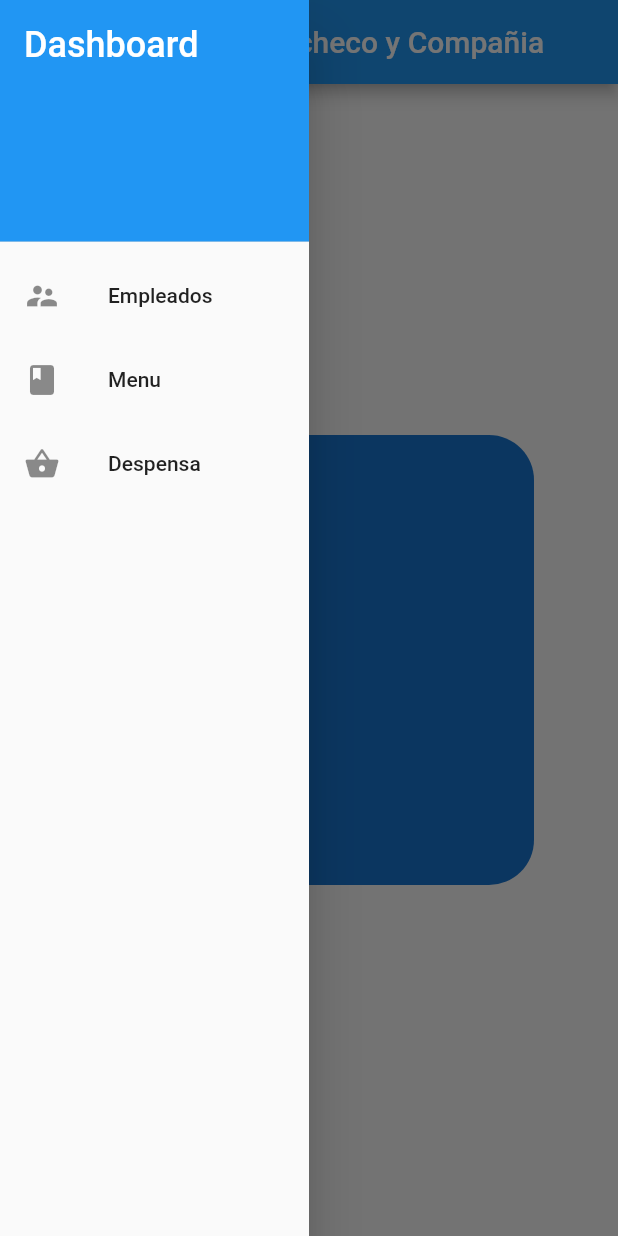
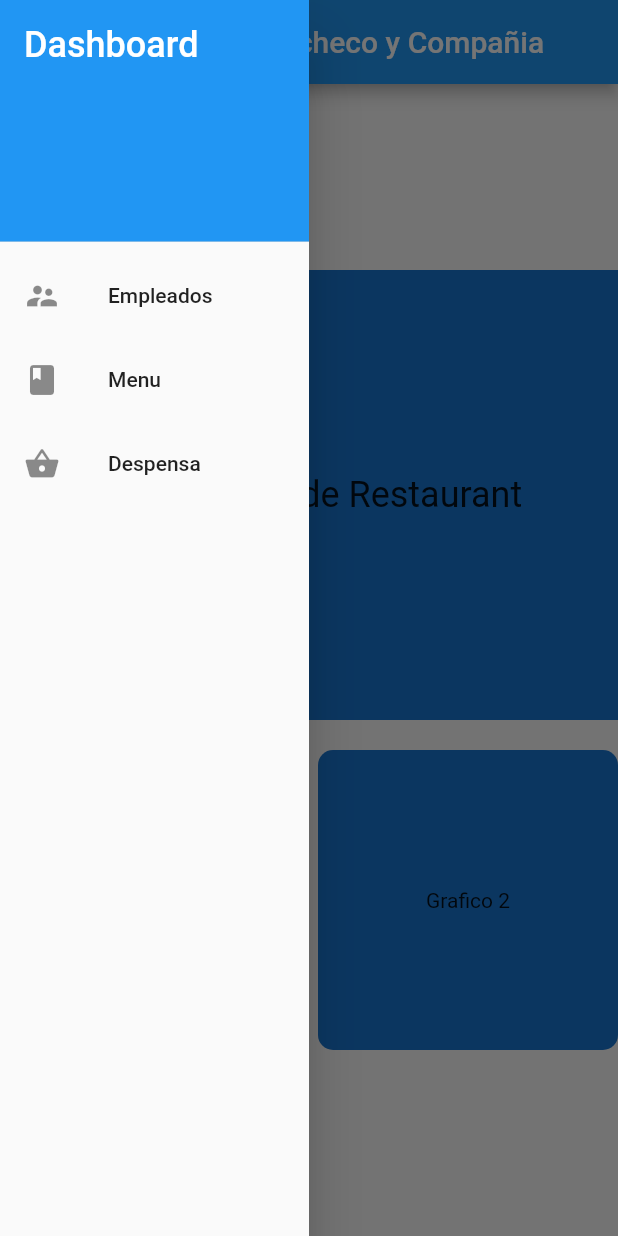
Before and after one commit to Desarrollo-Movil-UCM/Data-table-flutter, a Flutter app: the screen it shows after launch, with the side drawer open, on a phone screen of 412 x 824 dp. Run offline on Flutter 3.47's test engine with Material 2 defaults, Android fonts, the phone set to English and light mode, and no system bars; our stand-ins replace data_table_2.

Commit message:
Add new pages and widgets

```diff
--- a/lib/main.dart
+++ b/lib/main.dart
@@ -1,5 +1,6 @@
 import 'package:flutter/material.dart';
-import 'empl_widget.dart';
+import 'pages/home/home.dart';
+import 'widgets/navdrawer.dart';
 
 void main() {
   runApp(const MainApp());
@@ -17,82 +18,7 @@ class MainApp extends StatelessWidget {
             title: const Text('Restaurant Pacheco y Compañia'),
           ),
           drawer: const NavDrawer(),
-          body: Center(
-              child: Container(
-            height: 300,
-            width: 300,
-            decoration: BoxDecoration(
-              color: Colors.blue[700],
-              borderRadius: BorderRadius.circular(30),
-            ),
-          ))),
+          body: const Home()),
     );
   }
 }
-
-class EmpleadosPage extends StatelessWidget {
-  @override
-  Widget build(BuildContext context) {
-    return Scaffold(
-      appBar: AppBar(
-        title: const Text('Empleados'),
-      ),
-      body: const DataTable2SimpleDemo(),
-    );
-  }
-}
-
-class NavDrawer extends StatelessWidget {
-  const NavDrawer({super.key});
-
-  @override
-  Widget build(BuildContext context) {
-    return Container(
-      width: MediaQuery.of(context).size.width * 0.50,
-      child: Drawer(
-        child: ListView(
-          padding: EdgeInsets.zero,
-          children: <Widget>[
-            const DrawerHeader(
-              decoration: BoxDecoration(
-                color: Colors.blue,
-              ),
-              child: Text(
-                'Dashboard',
-                style: TextStyle(
-                  color: Colors.white,
-                  fontSize: 24,
-                ),
-              ),
-            ),
-            ListTile(
-              leading: const Icon(Icons.supervisor_account),
-              title: const Text('Empleados'),
-              onTap: () {
-                // Navegar a la página de empleados
-                Navigator.of(context).push(
-                    MaterialPageRoute(builder: (context) => EmpleadosPage()));
-              },
-            ),
-            ListTile(
-              leading: const Icon(Icons.book),
-              title: const Text('Menu'),
-              onTap: () {
-                // Navegar a la página de empleados
-                Navigator.pop(context);
-              },
-            ),
-            ListTile(
-              leading: const Icon(Icons.shopping_basket),
-              title: const Text('Despensa'),
-              onTap: () {
-                // Navegar a la página de empleados
-                Navigator.pop(context);
-              },
-            ),
-          ],
-        ),
-      ),
-    );
-  }
-}
--- a/lib/empl_widget.dart
+++ b/lib/pages/empleados/empleado_widget.dart
@@ -1,5 +1,3 @@
-import 'dart:ffi';
-
 import 'package:data_table_2/data_table_2.dart';
 import 'package:flutter/material.dart';
 import 'dart:convert';
@@ -7,14 +5,14 @@ import 'package:flutter/services.dart';
 
 /// Example without a datasource
 
-class DataTable2SimpleDemo extends StatefulWidget {
-  const DataTable2SimpleDemo({Key? key}) : super(key: key);
+class EmpleadosTable extends StatefulWidget {
+  const EmpleadosTable({Key? key}) : super(key: key);
 
   @override
-  _DataTable2SimpleDemoState createState() => _DataTable2SimpleDemoState();
+  _EmpleadosTableState createState() => _EmpleadosTableState();
 }
 
-class _DataTable2SimpleDemoState extends State<DataTable2SimpleDemo> {
+class _EmpleadosTableState extends State<EmpleadosTable> {
   List<dynamic> empleados = []; // Lista para almacenar los empleados
 
   // Método para cargar y parsear el JSON desde assets
--- /dev/null
+++ b/lib/pages/empleados/empleados_page.dart
@@ -0,0 +1,18 @@
+import 'package:flutter/material.dart';
+import 'empleado_widget.dart';
+
+class EmpleadosPage extends StatelessWidget {
+  @override
+  Widget build(BuildContext context) {
+    return Scaffold(
+      appBar: AppBar(
+        title: const Text('Empleados'),
+      ),
+      floatingActionButton: FloatingActionButton(
+        child: const Icon(Icons.add),
+        onPressed: () {},
+      ),
+      body: const EmpleadosTable(),
+    );
+  }
+}
--- /dev/null
+++ b/lib/pages/home/home.dart
@@ -0,0 +1,56 @@
+import 'package:flutter/material.dart';
+
+class Home extends StatelessWidget {
+  const Home({
+    super.key,
+  });
+
+  @override
+  Widget build(BuildContext context) {
+    return Center(
+        child: Column(
+      mainAxisAlignment: MainAxisAlignment.center,
+      children: [
+        Container(
+          height: 300,
+          width: double.infinity,
+          decoration: BoxDecoration(
+            color: Colors.blue[700],
+          ),
+          child: const Center(
+              child: Text(
+            'Estadisticas de Restaurant',
+            style: TextStyle(fontSize: 24),
+          )),
+        ),
+        SizedBox(height: 20),
+        Row(
+          mainAxisAlignment: MainAxisAlignment.spaceBetween,
+          children: [
+            Container(
+              height: 200,
+              width: 200,
+              decoration: BoxDecoration(
+                color: Colors.blue[700],
+                borderRadius: BorderRadius.circular(10),
+              ),
+              child: Center(
+                child: Text('Grafico 1'),
+              ),
+            ),
+            Container(
+                height: 200,
+                width: 200,
+                decoration: BoxDecoration(
+                  color: Colors.blue[700],
+                  borderRadius: BorderRadius.circular(10),
+                ),
+                child: Center(
+                  child: Text('Grafico 2'),
+                ))
+          ],
+        )
+      ],
+    ));
+  }
+}
--- /dev/null
+++ b/lib/widgets/navdrawer.dart
@@ -0,0 +1,57 @@
+import 'package:flutter/material.dart';
+import '../pages/empleados/empleados_page.dart';
+
+class NavDrawer extends StatelessWidget {
+  const NavDrawer({super.key});
+
+  @override
+  Widget build(BuildContext context) {
+    return Container(
+      width: MediaQuery.of(context).size.width * 0.50,
+      child: Drawer(
+        child: ListView(
+          padding: EdgeInsets.zero,
+          children: <Widget>[
+            const DrawerHeader(
+              decoration: BoxDecoration(
+                color: Colors.blue,
+              ),
+              child: Text(
+                'Dashboard',
+                style: TextStyle(
+                  color: Colors.white,
+                  fontSize: 24,
+                ),
+              ),
+            ),
+            ListTile(
+              leading: const Icon(Icons.supervisor_account),
+              title: const Text('Empleados'),
+              onTap: () {
+                // Navegar a la página de empleados
+                Navigator.of(context).push(
+                    MaterialPageRoute(builder: (context) => EmpleadosPage()));
+              },
+            ),
+            ListTile(
+              leading: const Icon(Icons.book),
+              title: const Text('Menu'),
+              onTap: () {
+                // Navegar a la página de empleados
+                Navigator.pop(context);
+              },
+            ),
+            ListTile(
+              leading: const Icon(Icons.shopping_basket),
+              title: const Text('Despensa'),
+              onTap: () {
+                // Navegar a la página de empleados
+                Navigator.pop(context);
+              },
+            ),
+          ],
+        ),
+      ),
+    );
+  }
+}
```
